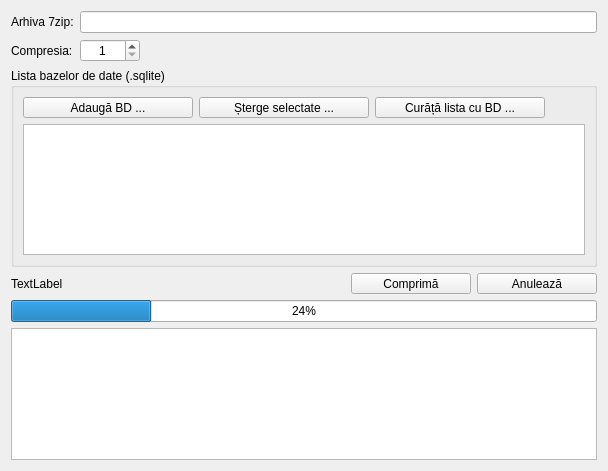
Qt form src/infrastructure/backup/archivecreationhandler.ui (debalex77/USG) before a commit.
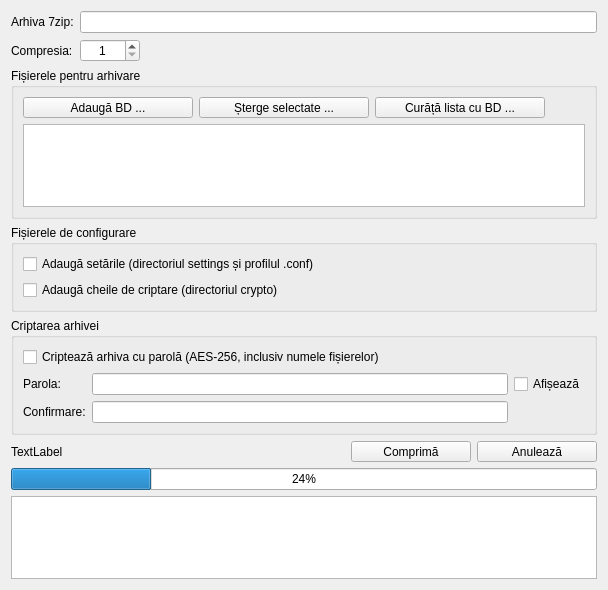
The same form after that commit. Icons and pictures are not drawn. Custom widgets are drawn as their Qt base class.

```diff
--- a/src/infrastructure/backup/archivecreationhandler.ui
+++ b/src/infrastructure/backup/archivecreationhandler.ui
@@ -7,7 +7,7 @@
     <x>0</x>
     <y>0</y>
     <width>608</width>
-    <height>471</height>
+    <height>590</height>
    </rect>
   </property>
   <property name="windowTitle">
@@ -18,10 +18,10 @@
     <normaloff>:/img/common/archive.png</normaloff>:/img/common/archive.png</iconset>
   </property>
   <layout class="QGridLayout" name="gridLayout_2">
-   <item row="6" column="0" colspan="5">
+   <item row="7" column="0" colspan="5">
     <widget class="QTextEdit" name="txt_logs"/>
    </item>
-   <item row="4" column="4">
+   <item row="5" column="4">
     <widget class="QToolButton" name="btnCancel">
      <property name="minimumSize">
       <size>
@@ -63,14 +63,14 @@
    <item row="0" column="1" colspan="4">
     <widget class="LineEditCustom" name="archivePath"/>
    </item>
-   <item row="5" column="0" colspan="5">
+   <item row="6" column="0" colspan="5">
     <widget class="QProgressBar" name="progress">
      <property name="value">
       <number>24</number>
      </property>
     </widget>
    </item>
-   <item row="4" column="3">
+   <item row="5" column="3">
     <widget class="QToolButton" name="btnStart">
      <property name="minimumSize">
       <size>
@@ -106,7 +106,7 @@
    <item row="2" column="0" colspan="5">
     <widget class="QGroupBox" name="groupBox">
      <property name="title">
-      <string>Lista bazelor de date (.sqlite)</string>
+      <string>Fișierele pentru arhivare</string>
      </property>
      <layout class="QGridLayout" name="gridLayout">
       <item row="0" column="0">
@@ -167,7 +167,81 @@
      </layout>
     </widget>
    </item>
-   <item row="4" column="0" colspan="3">
+   <item row="3" column="0" colspan="5">
+    <widget class="QGroupBox" name="groupConfig">
+     <property name="title">
+      <string>Fișierele de configurare</string>
+     </property>
+     <layout class="QVBoxLayout" name="verticalLayoutConfig">
+      <item>
+       <widget class="QCheckBox" name="checkIncludeSettings">
+        <property name="text">
+         <string>Adaugă setările (directoriul settings și profilul .conf)</string>
+        </property>
+       </widget>
+      </item>
+      <item>
+       <widget class="QCheckBox" name="checkIncludeCrypto">
+        <property name="text">
+         <string>Adaugă cheile de criptare (directoriul crypto)</string>
+        </property>
+       </widget>
+      </item>
+     </layout>
+    </widget>
+   </item>
+   <item row="4" column="0" colspan="5">
+    <widget class="QGroupBox" name="groupEncryption">
+     <property name="title">
+      <string>Criptarea arhivei</string>
+     </property>
+     <layout class="QGridLayout" name="gridLayoutEncryption">
+      <item row="0" column="0" colspan="3">
+       <widget class="QCheckBox" name="checkEncrypt">
+        <property name="text">
+         <string>Criptează arhiva cu parolă (AES-256, inclusiv numele fișierelor)</string>
+        </property>
+       </widget>
+      </item>
+      <item row="1" column="0">
+       <widget class="QLabel" name="labelPassword">
+        <property name="text">
+         <string>Parola:</string>
+        </property>
+       </widget>
+      </item>
+      <item row="1" column="1">
+       <widget class="QLineEdit" name="editPassword">
+        <property name="echoMode">
+         <enum>QLineEdit::EchoMode::Password</enum>
+        </property>
+       </widget>
+      </item>
+      <item row="1" column="2">
+       <widget class="QCheckBox" name="checkShowPassword">
+        <property name="text">
+         <string>Afișează</string>
+        </property>
+       </widget>
+      </item>
+      <item row="2" column="0">
+       <widget class="QLabel" name="labelPasswordConfirm">
+        <property name="text">
+         <string>Confirmare:</string>
+        </property>
+       </widget>
+      </item>
+      <item row="2" column="1">
+       <widget class="QLineEdit" name="editPasswordConfirm">
+        <property name="echoMode">
+         <enum>QLineEdit::EchoMode::Password</enum>
+        </property>
+       </widget>
+      </item>
+     </layout>
+    </widget>
+   </item>
+   <item row="5" column="0" colspan="3">
     <widget class="QLabel" name="txt_status">
      <property name="sizePolicy">
       <sizepolicy hsizetype="Expanding" vsizetype="Preferred">
```
Left out of the diff: 4 changed lines with no effect on the pictures.
